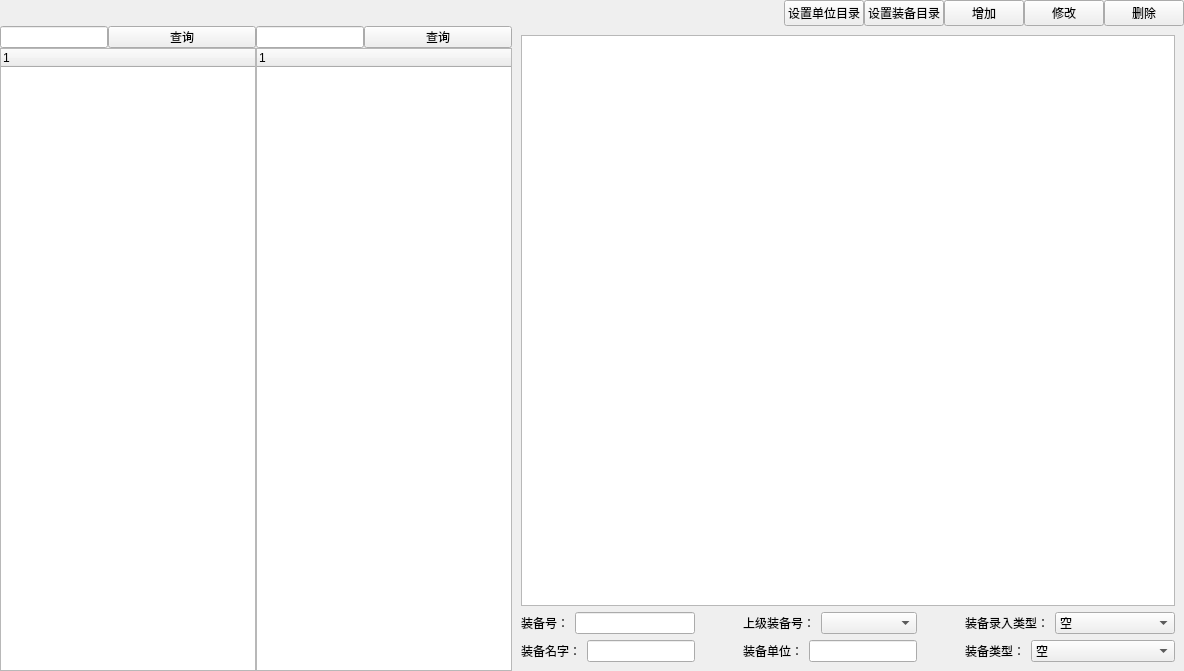
Belos10/Equip, file widgets/alocatMange/select_set.ui: the form before one commit.
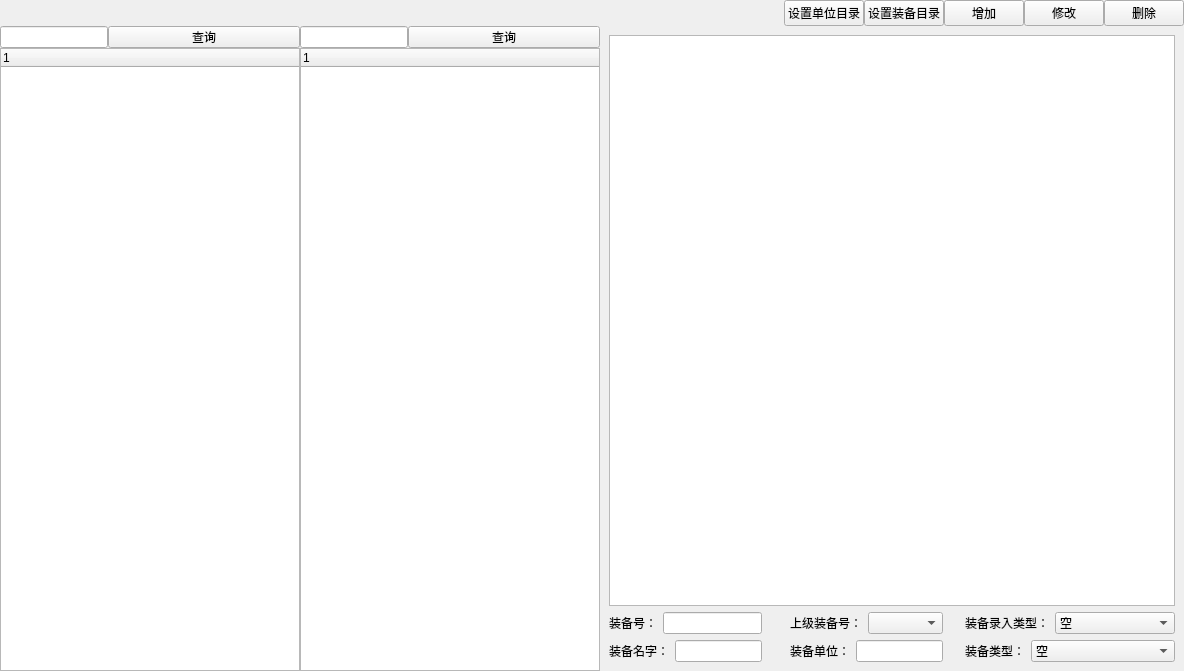
The form after the commit.

Diff of the .ui file:
```diff
--- a/widgets/alocatMange/select_set.ui
+++ b/widgets/alocatMange/select_set.ui
@@ -168,6 +168,12 @@
           </item>
           <item>
            <widget class="QTreeWidget" name="tw_first">
+            <property name="minimumSize">
+             <size>
+              <width>300</width>
+              <height>0</height>
+             </size>
+            </property>
             <column>
              <property name="text">
               <string notr="true">1</string>
@@ -214,6 +220,12 @@
           </item>
           <item>
            <widget class="QTreeWidget" name="tw_second">
+            <property name="minimumSize">
+             <size>
+              <width>300</width>
+              <height>0</height>
+             </size>
+            </property>
             <column>
              <property name="text">
               <string notr="true">1</string>
```
